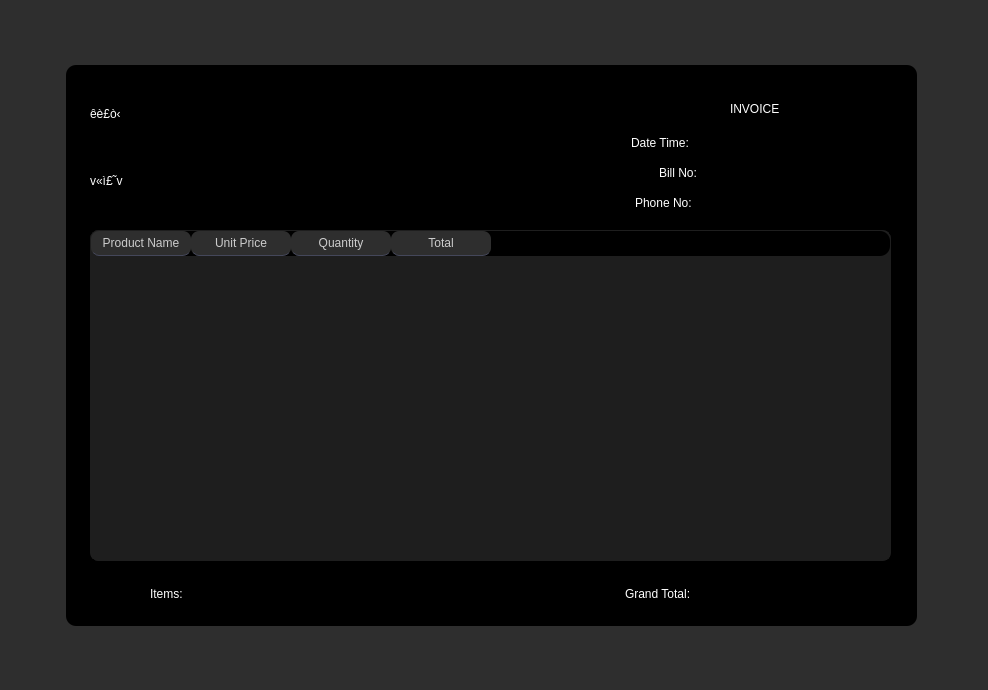
JinxSeven/retail-manager-lite, file assets/ui/view_order_modal.ui: the form before one commit.
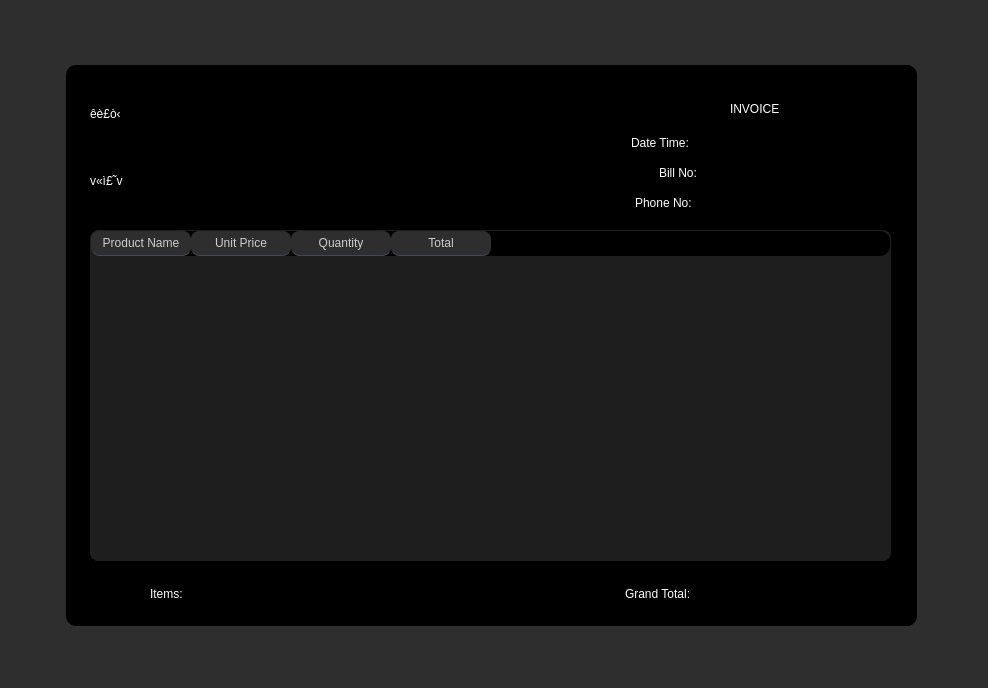
The form after the commit. Icons and pictures are not drawn.

Commit message:
Enhance order modal UI and add PDF export
Improved the styling and scrollbar appearance for order-related UI files, updated label names and layout in view_order_modal.ui, and added logic to save orders as PDF files in SaveOrderButton. Also adjusted table column widths and window title in ViewOrderModal for consistency.

```diff
--- a/assets/ui/view_order_modal.ui
+++ b/assets/ui/view_order_modal.ui
@@ -7,7 +7,7 @@
     <x>0</x>
     <y>0</y>
     <width>988</width>
-    <height>690</height>
+    <height>688</height>
    </rect>
   </property>
   <property name="windowTitle">
@@ -166,7 +166,7 @@
      <x>80</x>
      <y>230</y>
      <width>811</width>
-     <height>331</height>
+     <height>381</height>
     </rect>
    </property>
    <property name="styleSheet">
```
Left out of the diff: 126 changed lines with no effect on the pictures. The commit also changes 3 other files.
